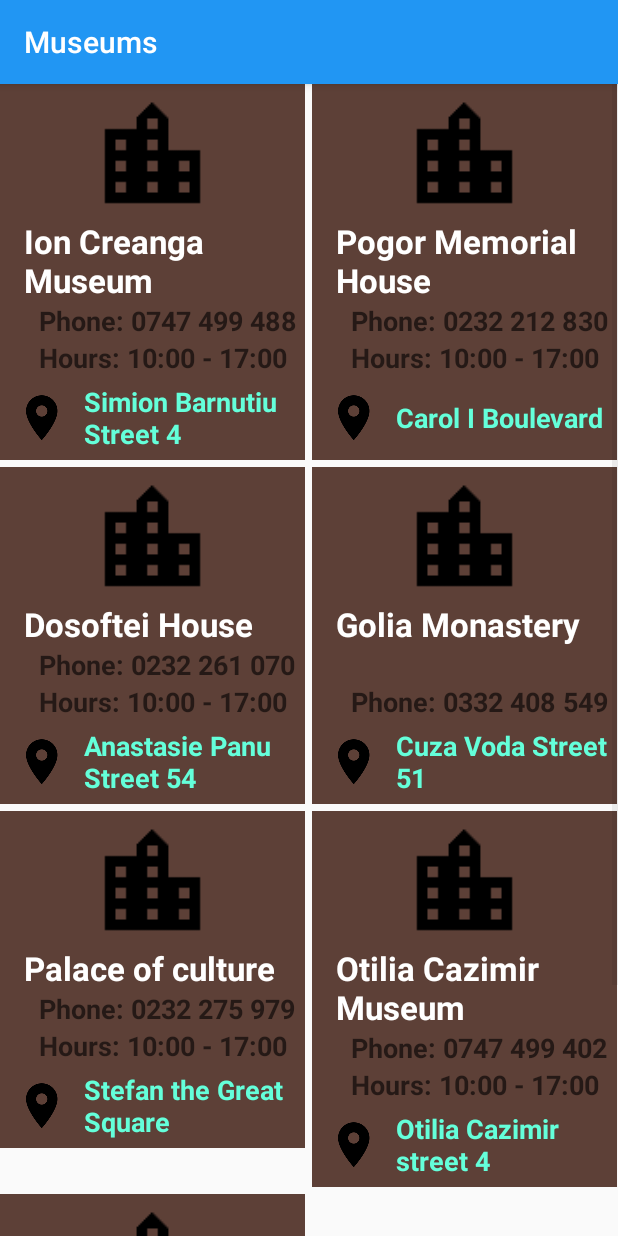
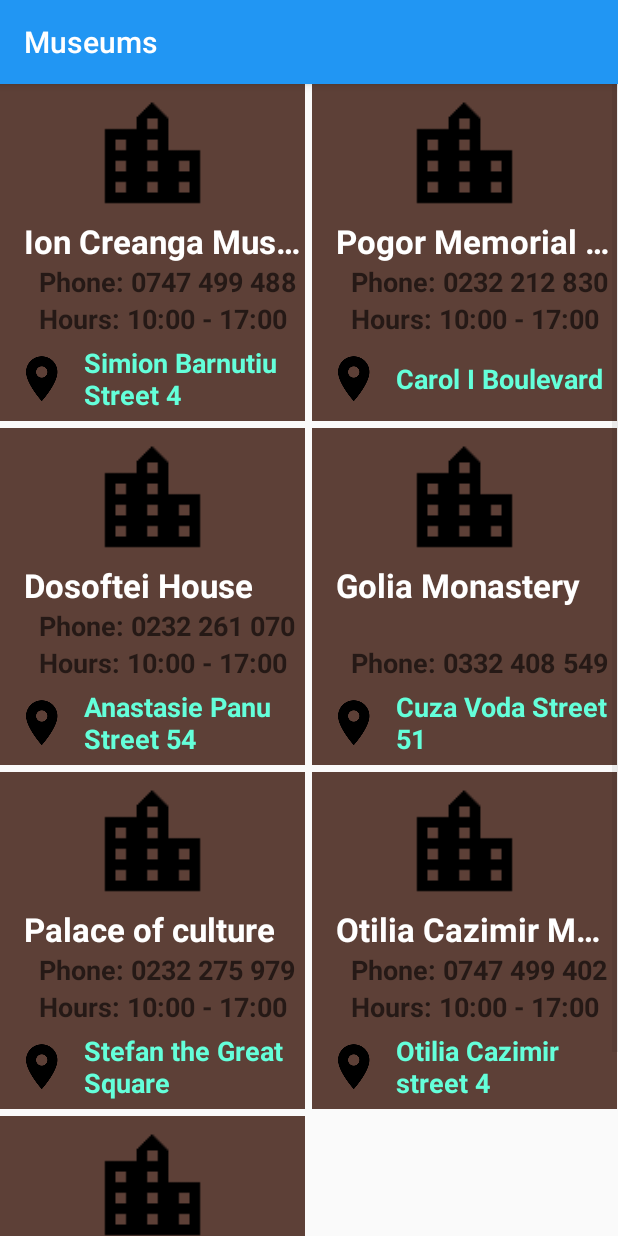
Before and after one commit to Herror/Meet-Iasi-Romania-App, an Android app: the MuseumActivity screen opened directly, with no data from a screen before it, on a phone screen of 412 x 824 dp. Run offline under Robolectric (Android 15) with nearby library versions, the phone set to English and light mode, and no system bars.

Commit message:
Tweaks
Added maxlines to the xml and ellipsize

```diff
--- a/app/src/main/res/layout/list_items.xml
+++ b/app/src/main/res/layout/list_items.xml
@@ -21,6 +21,8 @@
             android:id="@+id/attraction_name"
             android:layout_width="match_parent"
             android:layout_height="match_parent"
+            android:maxLines="1"
+            android:ellipsize="end"
             android:gravity="center_vertical"
             android:paddingLeft="16dp"
             android:textStyle="bold"
@@ -57,6 +59,8 @@
             android:textColor="#64FFDA"
             android:layout_width="match_parent"
             android:layout_height="match_parent"
+            android:maxLines="2"
+            android:ellipsize="end"
             android:gravity="center_vertical"
             android:textStyle="bold"
             android:textAppearance="?android:textAppearanceMedium"/>
```
